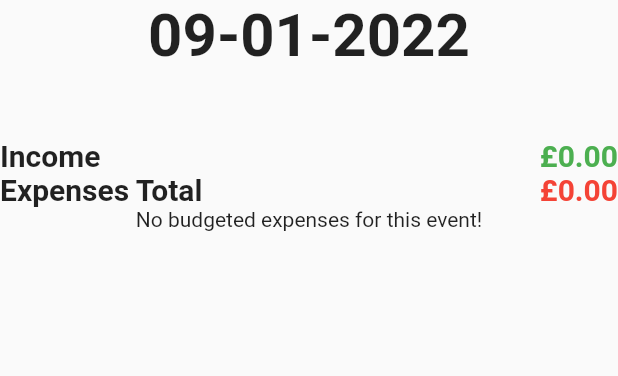
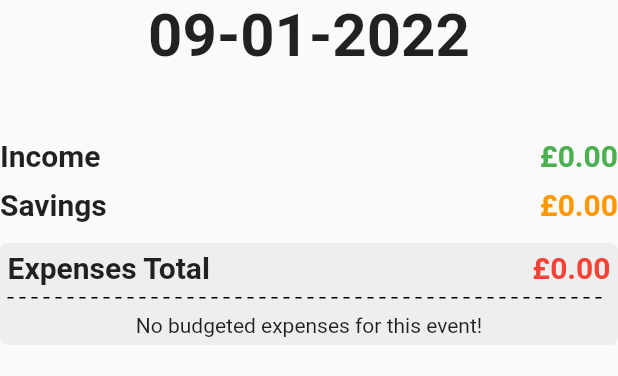
Before and after one commit to lew148/finance_app, a Flutter app: the BudgetViewContent widget shown alone on an empty page, opened directly with empty values, on a phone screen of 412 x 824 dp. Shown: the top 376 px of the screen. Run offline on Flutter 3.47's test engine with Material 2 defaults, Android fonts, the phone set to English and light mode, and no system bars; drawn by our look-alikes of dotted_line; our stand-ins replace get, sqflite; accounts and stored records are empty.

Commit message:
added savings and some code cleanup

```diff
--- a/lib/classes/budget_event.dart
+++ b/lib/classes/budget_event.dart
@@ -1,12 +1,25 @@
 class BudgetEvent {
   int? id;
   double income;
+  double? savings;
   DateTime date;
   double? expensesTotal;
 
-  BudgetEvent({required this.id, required this.income, required this.date, this.expensesTotal});
+  BudgetEvent({
+    required this.id,
+    required this.income,
+    this.savings,
+    required this.date,
+    this.expensesTotal,
+  });
 
   Map<String, dynamic> toMap() {
-    return {'id': id, 'income': income, 'date': date.toString(), 'expensesTotal': expensesTotal};
+    return {
+      'id': id,
+      'income': income,
+      'savings': savings,
+      'date': date.toString(),
+      'expensesTotal': expensesTotal
+    };
   }
 }
--- a/lib/db/database_service.dart
+++ b/lib/db/database_service.dart
@@ -23,8 +23,9 @@ class DatabaseService {
     batch.execute('''
       CREATE TABLE budgetEvents(
         id INTEGER PRIMARY KEY AUTOINCREMENT NOT NULL,
-        income REAL,
-        date TEXT,
+        income REAL NOT NULL,
+        savings REAL,
+        date TEXT NOT NULL,
         expensesTotal REAL
       );
       ''');
@@ -96,6 +97,7 @@ class DatabaseService {
         (i) => BudgetEvent(
               id: maps[i]['id'],
               income: maps[i]['income'],
+              savings: maps[i]['savings'],
               date: DateTime.parse(maps[i]['date']),
               expensesTotal: maps[i]['expensesTotal'],
             ));
@@ -109,6 +111,7 @@ class DatabaseService {
     return BudgetEvent(
       id: id,
       income: first['income'],
+      savings: first['savings'],
       date: DateTime.parse(first['date']),
       expensesTotal: first['expensesTotal'],
     );
--- a/lib/pages/budgetView/budget_view.dart
+++ b/lib/pages/budgetView/budget_view.dart
@@ -46,6 +46,7 @@ class _BudgetViewState extends State<BudgetView> {
               return BudgetViewContent(
                 budgetEventId: widget.budgetEventId,
                 income: budgetEvent.income,
+                savings: budgetEvent.savings,
                 date: budgetEvent.date,
                 expensesTotal: budgetEvent.expensesTotal!,
               );
--- a/lib/pages/budgetView/budget_view_content.dart
+++ b/lib/pages/budgetView/budget_view_content.dart
@@ -1,10 +1,14 @@
 import 'package:finance_app/db/database_service.dart';
+import 'package:finance_app/pages/budgetView/budget_view_field.dart';
+import 'package:finance_app/shared/grey_background.dart';
 import 'package:flutter/material.dart';
 import 'package:intl/intl.dart';
+import 'package:dotted_line/dotted_line.dart';
 
 class BudgetViewContent extends StatefulWidget {
   final int budgetEventId;
   final double income;
+  final double? savings;
   final DateTime date;
   final double expensesTotal;
 
@@ -12,6 +16,7 @@ class BudgetViewContent extends StatefulWidget {
     Key? key,
     required this.budgetEventId,
     required this.income,
+    this.savings,
     required this.date,
     required this.expensesTotal,
   }) : super(key: key);
@@ -70,56 +75,37 @@ class _BudgetViewContentState extends State<BudgetViewContent> {
           ),
           padding: const EdgeInsets.only(bottom: 45),
         ),
-        Row(
-          mainAxisAlignment: MainAxisAlignment.spaceBetween,
-          children: [
-            const Text(
-              'Income',
-              style: TextStyle(
-                fontWeight: FontWeight.bold,
-                fontSize: 20,
+        BudgetViewField(
+          title: 'Income',
+          value: widget.income,
+          colourOfValue: Colors.green,
         ),
+        const SizedBox(height: 10),
+        BudgetViewField(
+          title: 'Savings',
+          value: widget.savings == null ? 0 : widget.savings!,
+          colourOfValue: Colors.orange,
         ),
-            Text(
-              '£' + widget.income.toStringAsFixed(2),
-              style: const TextStyle(
-                  fontWeight: FontWeight.bold,
-                  fontSize: 20,
-                  color: Colors.green),
+        const SizedBox(height: 10),
+        GreyBackground(
+          child: Column(children: [
+            BudgetViewField(
+              title: 'Expenses Total',
+              value: widget.expensesTotal,
+              colourOfValue: Colors.red,
             ),
-          ],
-        ),
-        Row(
-          mainAxisAlignment: MainAxisAlignment.spaceBetween,
-          children: [
-            const Text(
-              'Expenses Total',
-              style: TextStyle(
-                fontWeight: FontWeight.bold,
-                fontSize: 20,
-              ),
-            ),
-            Text(
-              '£' + widget.expensesTotal.toStringAsFixed(2),
-              style: const TextStyle(
-                  fontWeight: FontWeight.bold, fontSize: 20, color: Colors.red),
-            ),
-          ],
+            Container(
+              child: const DottedLine(),
+              margin: const EdgeInsets.fromLTRB(0, 8, 0, 10),
             ),
             FutureBuilder<List<Widget>>(
                 future: _budgetedExpenses,
-            builder:
-                (BuildContext context, AsyncSnapshot<List<Widget>> snapshot) {
+                builder: (BuildContext context,
+                    AsyncSnapshot<List<Widget>> snapshot) {
                   if (snapshot.hasData) {
                     if (snapshot.data!.isNotEmpty) {
-                  return Container(
-                    child: SingleChildScrollView(
+                      return SingleChildScrollView(
                         child: Column(children: snapshot.data!),
-                    ),
-                    decoration: const BoxDecoration(
-                        border: Border(top: BorderSide(width: 1.0))),
-                    margin: const EdgeInsets.only(top: 10),
-                    padding: const EdgeInsets.fromLTRB(0, 10, 0, 0),
                       );
                     }
                   }
@@ -130,6 +116,8 @@ class _BudgetViewContentState extends State<BudgetViewContent> {
                     ],
                   );
                 }),
+          ]),
+        )
       ],
     );
   }
--- /dev/null
+++ b/lib/pages/budgetView/budget_view_field.dart
@@ -0,0 +1,43 @@
+import 'package:flutter/material.dart';
+
+class BudgetViewField extends StatefulWidget {
+  final String title;
+  final double value;
+  final MaterialColor colourOfValue;
+
+  const BudgetViewField({
+    Key? key,
+    required this.title,
+    required this.value,
+    required this.colourOfValue,
+  }) : super(key: key);
+
+  @override
+  State<BudgetViewField> createState() => _BudgetViewFieldState();
+}
+
+class _BudgetViewFieldState extends State<BudgetViewField> {
+  @override
+  Widget build(BuildContext context) {
+    return Row(
+      mainAxisAlignment: MainAxisAlignment.spaceBetween,
+      children: [
+        Text(
+          widget.title,
+          style: const TextStyle(
+            fontWeight: FontWeight.bold,
+            fontSize: 20,
+          ),
+        ),
+        Text(
+          '£' + widget.value.toStringAsFixed(2),
+          style: TextStyle(
+            fontWeight: FontWeight.bold,
+            fontSize: 20,
+            color: widget.colourOfValue,
+          ),
+        ),
+      ],
+    );
+  }
+}
--- a/lib/pages/homePage/budgeting/budget_event_display.dart
+++ b/lib/pages/homePage/budgeting/budget_event_display.dart
@@ -1,5 +1,6 @@
 import 'package:finance_app/classes/budget_event.dart';
 import 'package:finance_app/pages/budgetView/budget_view.dart';
+import 'package:finance_app/shared/grey_background.dart';
 import 'package:flutter/cupertino.dart';
 import 'package:flutter/material.dart';
 import 'package:intl/intl.dart';
@@ -19,17 +20,17 @@ class BudgetEventDisplay extends StatefulWidget {
 class _BudgetEventDisplayState extends State<BudgetEventDisplay> {
   void onTap() {
     Navigator.push(
-      context,
-      MaterialPageRoute(
-        builder: (context) =>
-          BudgetView(budgetEventId: widget.budgetEvent.id!)));
+        context,
+        MaterialPageRoute(
+            builder: (context) =>
+                BudgetView(budgetEventId: widget.budgetEvent.id!)));
   }
 
   @override
   Widget build(BuildContext context) {
     return GestureDetector(
       onTap: onTap,
-      child: Container(
+      child: GreyBackground(
         child: Row(
           mainAxisAlignment: MainAxisAlignment.spaceBetween,
           children: [
@@ -47,13 +48,7 @@ class _BudgetEventDisplayState extends State<BudgetEventDisplay> {
             ),
           ],
         ),
-        decoration: const BoxDecoration(
-          color: Color(0xFFEEEEEE),
-          borderRadius: BorderRadius.all(Radius.circular(5)),
-        ),
-        padding: const EdgeInsets.fromLTRB(7, 0, 7, 0),
         height: 45,
-        margin: const EdgeInsets.fromLTRB(0, 4, 0, 4),
       ),
     );
   }
--- a/lib/pages/homePage/expenses/expense_display.dart
+++ b/lib/pages/homePage/expenses/expense_display.dart
@@ -1,4 +1,5 @@
 import 'package:finance_app/classes/expense.dart';
+import 'package:finance_app/shared/grey_background.dart';
 import 'package:flutter/cupertino.dart';
 import 'package:flutter/material.dart';
 import 'package:finance_app/db/database_service.dart';
@@ -76,7 +77,7 @@ class _ExpenseDisplayState extends State<ExpenseDisplay> {
   Widget build(BuildContext context) {
     return GestureDetector(
         onLongPress: showDeleteExpenseConfirm,
-        child: Container(
+        child: GreyBackground(
           child: Row(
             mainAxisAlignment: MainAxisAlignment.spaceBetween,
             children: [
@@ -95,13 +96,7 @@ class _ExpenseDisplayState extends State<ExpenseDisplay> {
               ),
             ],
           ),
-          decoration: const BoxDecoration(
-            color: Color(0xFFEEEEEE),
-            borderRadius: BorderRadius.all(Radius.circular(5)),
-          ),
-          padding: const EdgeInsets.fromLTRB(7, 0, 7, 0),
           height: 45,
-          margin: const EdgeInsets.fromLTRB(0, 4, 0, 4),
         ));
   }
 }
--- /dev/null
+++ b/lib/shared/grey_background.dart
@@ -0,0 +1,28 @@
+import 'package:flutter/material.dart';
+
+class GreyBackground extends StatefulWidget {
+  final Widget child;
+  final double height;
+
+  const GreyBackground({Key? key, required this.child, this.height = 0})
+      : super(key: key);
+
+  @override
+  State<StatefulWidget> createState() => _GreyBackgroundState();
+}
+
+class _GreyBackgroundState extends State<GreyBackground> {
+  @override
+  Widget build(BuildContext context) {
+    return Container(
+      child: widget.child,
+      decoration: const BoxDecoration(
+        color: Color(0xFFEEEEEE),
+        borderRadius: BorderRadius.all(Radius.circular(5)),
+      ),
+      padding: const EdgeInsets.fromLTRB(5, 5, 5, 5),
+      height: widget.height == 0 ? null : widget.height,
+      margin: const EdgeInsets.fromLTRB(0, 4, 0, 4),
+    );
+  }
+}
--- a/pubspec.yaml
+++ b/pubspec.yaml
@@ -34,6 +34,7 @@ dependencies:
   cupertino_icons: ^1.0.2
   get: ^4.3.8
   intl: ^0.17.0
+  dotted_line: ^3.1.0
 
 dev_dependencies:
   flutter_test:
```
Also changed, not shown: pubspec.lock. Lines whose indentation alone changed are shown as unchanged.
